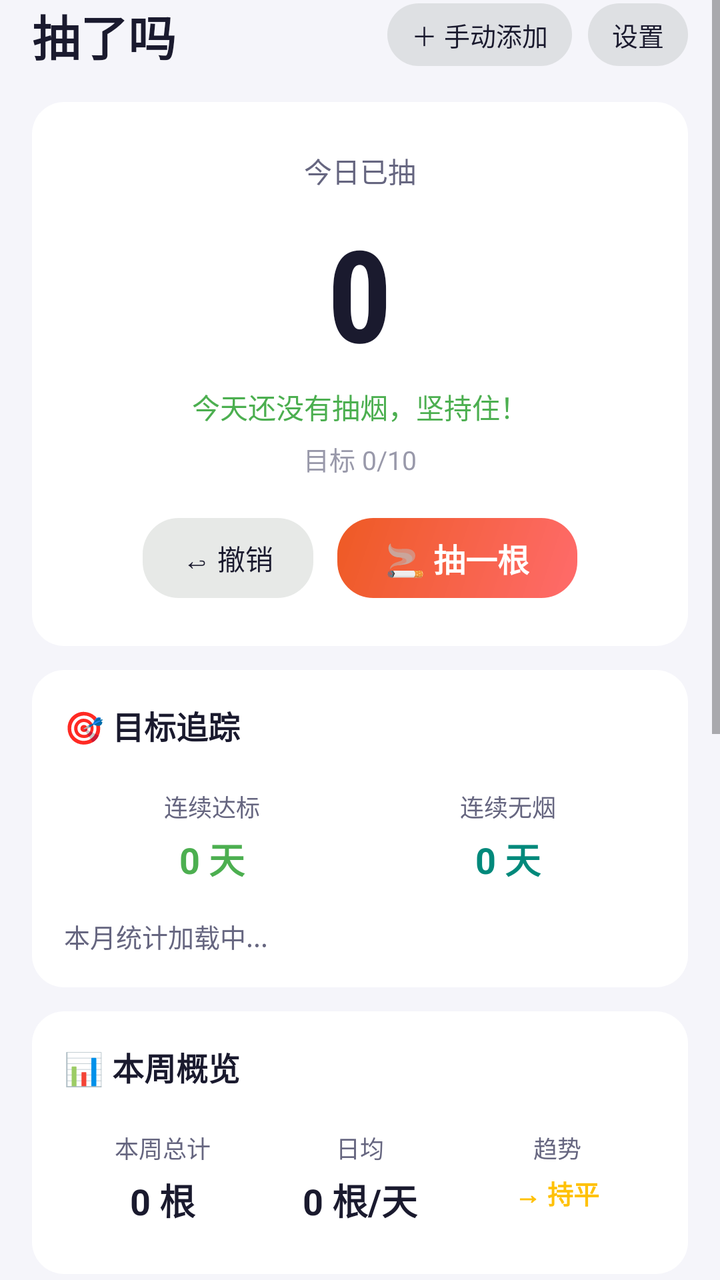
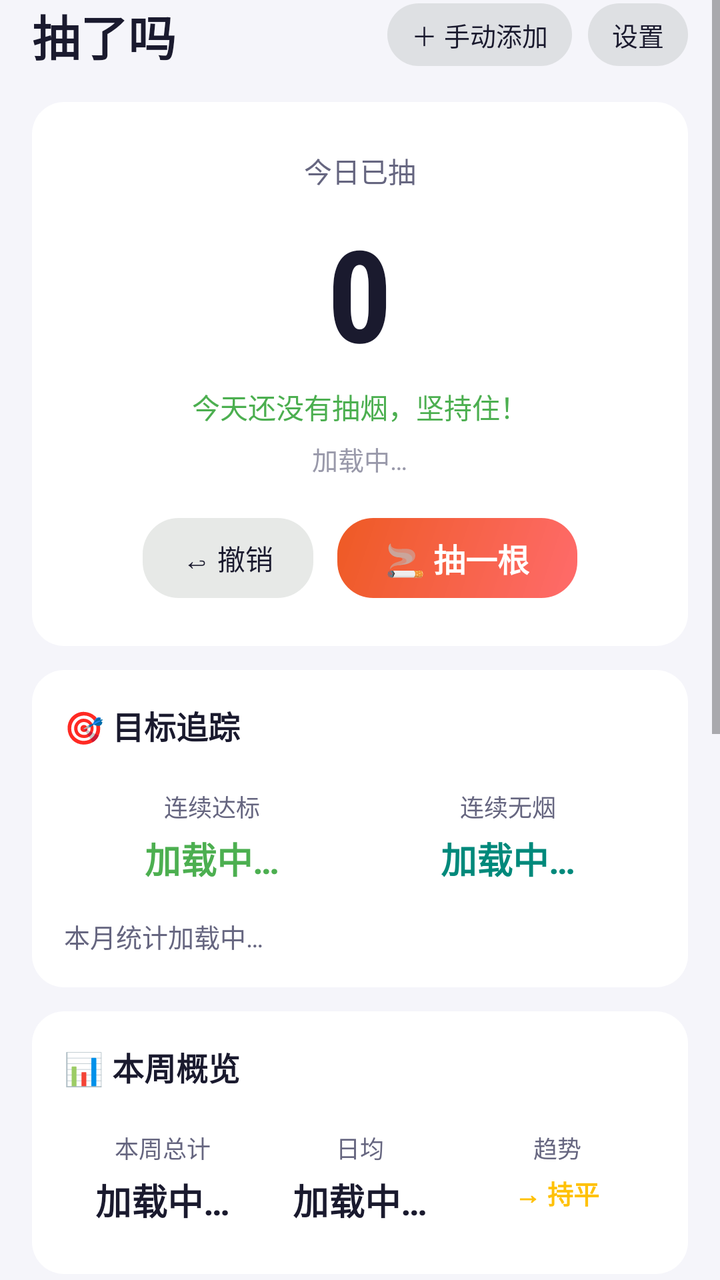

Compare the two renders of this Android layout. The source of the first and the diff that turns it into the second are given below.
<!-- AndroidManifest.xml: activity theme Theme.QuitSmoke -->
<!-- res/layout/activity_main.xml -->
<?xml version="1.0" encoding="utf-8"?>
<ScrollView xmlns:android="http://schemas.android.com/apk/res/android"
    android:layout_width="match_parent"
    android:layout_height="match_parent"
    android:background="@color/bg_main"
    android:fillViewport="true"
    android:clipToPadding="false">

    <LinearLayout
        android:layout_width="match_parent"
        android:layout_height="wrap_content"
        android:orientation="vertical"
        android:paddingStart="16dp"
        android:paddingEnd="16dp"
        android:paddingBottom="24dp">

        
        <LinearLayout
            android:layout_width="match_parent"
            android:layout_height="wrap_content"
            android:gravity="center_vertical"
            android:orientation="horizontal"
            android:fitsSystemWindows="true"
            android:paddingBottom="16dp">

            <TextView
                android:layout_width="0dp"
                android:layout_height="wrap_content"
                android:layout_weight="1"
                android:text="抽了吗"
                android:textColor="@color/text_primary"
                android:textSize="24sp"
                android:textStyle="bold" />

            <TextView
                android:id="@+id/btn_add_manual"
                android:layout_width="wrap_content"
                android:layout_height="wrap_content"
                android:background="@drawable/btn_undo_bg"
                android:paddingStart="12dp"
                android:paddingEnd="12dp"
                android:paddingTop="6dp"
                android:paddingBottom="6dp"
                android:text="＋ 手动添加"
                android:textColor="@color/text_primary"
                android:textSize="13sp"
                android:clickable="true"
                android:focusable="true" />

            <View
                android:layout_width="8dp"
                android:layout_height="0dp" />

            <TextView
                android:id="@+id/btn_settings"
                android:layout_width="wrap_content"
                android:layout_height="wrap_content"
                android:background="@drawable/btn_undo_bg"
                android:paddingStart="12dp"
                android:paddingEnd="12dp"
                android:paddingTop="6dp"
                android:paddingBottom="6dp"
                android:text="设置"
                android:textColor="@color/text_primary"
                android:textSize="13sp"
                android:clickable="true"
                android:focusable="true" />
        </LinearLayout>

        
        <LinearLayout
            android:layout_width="match_parent"
            android:layout_height="wrap_content"
            android:background="@drawable/card_background"
            android:gravity="center"
            android:orientation="vertical"
            android:padding="24dp"
            android:layout_marginBottom="12dp">

            <TextView
                android:layout_width="wrap_content"
                android:layout_height="wrap_content"
                android:text="今日已抽"
                android:textColor="@color/text_secondary"
                android:textSize="14sp" />

            <TextView
                android:id="@+id/tv_today_count"
                android:layout_width="wrap_content"
                android:layout_height="wrap_content"
                android:layout_marginTop="8dp"
                android:text="0"
                android:textColor="@color/text_primary"
                android:textSize="64sp"
                android:textStyle="bold"
                android:fontFamily="sans-serif-condensed" />

            <TextView
                android:id="@+id/tv_today_tip"
                android:layout_width="wrap_content"
                android:layout_height="wrap_content"
                android:layout_marginTop="4dp"
                android:text="今天还没有抽烟，坚持住！"
                android:textColor="@color/green_good"
                android:textSize="14sp" />

            <TextView
                android:id="@+id/tv_today_target"
                android:layout_width="wrap_content"
                android:layout_height="wrap_content"
                android:layout_marginTop="6dp"
                android:text="目标 0/10"
                android:textColor="@color/text_hint"
                android:textSize="13sp" />

            
            <LinearLayout
                android:layout_width="match_parent"
                android:layout_height="wrap_content"
                android:layout_marginTop="20dp"
                android:gravity="center"
                android:orientation="horizontal">

                
                <TextView
                    android:id="@+id/btn_undo"
                    android:layout_width="wrap_content"
                    android:layout_height="40dp"
                    android:background="@drawable/btn_undo_bg"
                    android:clickable="true"
                    android:focusable="true"
                    android:gravity="center"
                    android:paddingStart="20dp"
                    android:paddingEnd="20dp"
                    android:text="↩ 撤销"
                    android:textColor="@color/text_primary"
                    android:textSize="14sp" />

                <View
                    android:layout_width="12dp"
                    android:layout_height="0dp" />

                
                <TextView
                    android:id="@+id/btn_smoke_main"
                    android:layout_width="wrap_content"
                    android:layout_height="40dp"
                    android:background="@drawable/btn_smoke_bg"
                    android:clickable="true"
                    android:focusable="true"
                    android:gravity="center"
                    android:paddingStart="24dp"
                    android:paddingEnd="24dp"
                    android:text="🚬 抽一根"
                    android:textColor="#FFFFFF"
                    android:textSize="16sp"
                    android:textStyle="bold" />
            </LinearLayout>
        </LinearLayout>

        
        <LinearLayout
            android:layout_width="match_parent"
            android:layout_height="wrap_content"
            android:background="@drawable/card_background"
            android:orientation="vertical"
            android:padding="16dp"
            android:layout_marginBottom="12dp">

            <TextView
                android:layout_width="wrap_content"
                android:layout_height="wrap_content"
                android:text="🎯 目标追踪"
                android:textColor="@color/text_primary"
                android:textSize="16sp"
                android:textStyle="bold"
                android:layout_marginBottom="12dp" />

            <LinearLayout
                android:layout_width="match_parent"
                android:layout_height="wrap_content"
                android:orientation="horizontal">

                <LinearLayout
                    android:layout_width="0dp"
                    android:layout_height="wrap_content"
                    android:layout_weight="1"
                    android:gravity="center"
                    android:orientation="vertical"
                    android:padding="8dp">

                    <TextView
                        android:layout_width="wrap_content"
                        android:layout_height="wrap_content"
                        android:text="连续达标"
                        android:textColor="@color/text_secondary"
                        android:textSize="12sp" />

                    <TextView
                        android:id="@+id/tv_goal_streak"
                        android:layout_width="wrap_content"
                        android:layout_height="wrap_content"
                        android:layout_marginTop="4dp"
                        android:text="0 天"
                        android:textColor="@color/green_good"
                        android:textSize="18sp"
                        android:textStyle="bold" />
                </LinearLayout>

                <LinearLayout
                    android:layout_width="0dp"
                    android:layout_height="wrap_content"
                    android:layout_weight="1"
                    android:gravity="center"
                    android:orientation="vertical"
                    android:padding="8dp">

                    <TextView
                        android:layout_width="wrap_content"
                        android:layout_height="wrap_content"
                        android:text="连续无烟"
                        android:textColor="@color/text_secondary"
                        android:textSize="12sp" />

                    <TextView
                        android:id="@+id/tv_no_smoke_streak"
                        android:layout_width="wrap_content"
                        android:layout_height="wrap_content"
                        android:layout_marginTop="4dp"
                        android:text="0 天"
                        android:textColor="@color/teal_calm"
                        android:textSize="18sp"
                        android:textStyle="bold" />
                </LinearLayout>
            </LinearLayout>

            <TextView
                android:id="@+id/tv_month_summary"
                android:layout_width="match_parent"
                android:layout_height="wrap_content"
                android:layout_marginTop="8dp"
                android:text="本月统计加载中..."
                android:textColor="@color/text_secondary"
                android:textSize="13sp"
                android:lineSpacingExtra="3dp" />
        </LinearLayout>

        
        <LinearLayout
            android:layout_width="match_parent"
            android:layout_height="wrap_content"
            android:background="@drawable/card_background"
            android:orientation="vertical"
            android:padding="16dp"
            android:layout_marginBottom="12dp">

            <TextView
                android:layout_width="wrap_content"
                android:layout_height="wrap_content"
                android:text="📊 本周概览"
                android:textColor="@color/text_primary"
                android:textSize="16sp"
                android:textStyle="bold"
                android:layout_marginBottom="12dp" />

            <LinearLayout
                android:layout_width="match_parent"
                android:layout_height="wrap_content"
                android:orientation="horizontal">

                
                <LinearLayout
                    android:layout_width="0dp"
                    android:layout_height="wrap_content"
                    android:layout_weight="1"
                    android:gravity="center"
                    android:orientation="vertical"
                    android:padding="8dp">

                    <TextView
                        android:layout_width="wrap_content"
                        android:layout_height="wrap_content"
                        android:text="本周总计"
                        android:textColor="@color/text_secondary"
                        android:textSize="12sp" />

                    <TextView
                        android:id="@+id/tv_week_total"
                        android:layout_width="wrap_content"
                        android:layout_height="wrap_content"
                        android:layout_marginTop="4dp"
                        android:text="0 根"
                        android:textColor="@color/text_primary"
                        android:textSize="18sp"
                        android:textStyle="bold" />
                </LinearLayout>

                
                <LinearLayout
                    android:layout_width="0dp"
                    android:layout_height="wrap_content"
                    android:layout_weight="1"
                    android:gravity="center"
                    android:orientation="vertical"
                    android:padding="8dp">

                    <TextView
                        android:layout_width="wrap_content"
                        android:layout_height="wrap_content"
                        android:text="日均"
                        android:textColor="@color/text_secondary"
                        android:textSize="12sp" />

                    <TextView
                        android:id="@+id/tv_week_avg"
                        android:layout_width="wrap_content"
                        android:layout_height="wrap_content"
                        android:layout_marginTop="4dp"
                        android:text="0 根/天"
                        android:textColor="@color/text_primary"
                        android:textSize="18sp"
                        android:textStyle="bold" />
                </LinearLayout>

                
                <LinearLayout
                    android:layout_width="0dp"
                    android:layout_height="wrap_content"
                    android:layout_weight="1"
                    android:gravity="center"
                    android:orientation="vertical"
                    android:padding="8dp">

                    <TextView
                        android:layout_width="wrap_content"
                        android:layout_height="wrap_content"
                        android:text="趋势"
                        android:textColor="@color/text_secondary"
                        android:textSize="12sp" />

                    <TextView
                        android:id="@+id/tv_trend"
                        android:layout_width="wrap_content"
                        android:layout_height="wrap_content"
                        android:layout_marginTop="4dp"
                        android:text="→ 持平"
                        android:textColor="@color/yellow_warn"
                        android:textSize="13sp"
                        android:textStyle="bold" />
                </LinearLayout>
            </LinearLayout>
        </LinearLayout>

        
        <LinearLayout
            android:layout_width="match_parent"
            android:layout_height="wrap_content"
            android:background="@drawable/card_background"
            android:orientation="vertical"
            android:padding="16dp"
            android:layout_marginBottom="12dp">

            <TextView
                android:layout_width="wrap_content"
                android:layout_height="wrap_content"
                android:text="📈 最近7天趋势"
                android:textColor="@color/text_primary"
                android:textSize="16sp"
                android:textStyle="bold"
                android:layout_marginBottom="12dp" />

            
            <LinearLayout
                android:id="@+id/layout_bars"
                android:layout_width="match_parent"
                android:layout_height="wrap_content"
                android:gravity="bottom"
                android:orientation="horizontal"
                android:minHeight="160dp" />
        </LinearLayout>

        
        <LinearLayout
            android:layout_width="match_parent"
            android:layout_height="wrap_content"
            android:background="@drawable/card_background"
            android:orientation="vertical"
            android:padding="16dp"
            android:layout_marginBottom="12dp">

            <TextView
                android:layout_width="wrap_content"
                android:layout_height="wrap_content"
                android:text="💡 戒烟建议"
                android:textColor="@color/text_primary"
                android:textSize="16sp"
                android:textStyle="bold"
                android:layout_marginBottom="8dp" />

            <TextView
                android:id="@+id/tv_advice"
                android:layout_width="match_parent"
                android:layout_height="wrap_content"
                android:text="加载中..."
                android:textColor="@color/text_secondary"
                android:textSize="14sp"
                android:lineSpacingExtra="4dp" />
        </LinearLayout>

        
        <LinearLayout
            android:layout_width="match_parent"
            android:layout_height="wrap_content"
            android:background="@drawable/card_background"
            android:orientation="vertical"
            android:padding="16dp"
            android:layout_marginBottom="24dp">

            <TextView
                android:layout_width="wrap_content"
                android:layout_height="wrap_content"
                android:text="🫁 你知道吗"
                android:textColor="@color/text_primary"
                android:textSize="16sp"
                android:textStyle="bold"
                android:layout_marginBottom="8dp" />

            <TextView
                android:id="@+id/tv_motivation"
                android:layout_width="match_parent"
                android:layout_height="wrap_content"
                android:text="加载中..."
                android:textColor="@color/teal_calm"
                android:textSize="14sp"
                android:lineSpacingExtra="4dp"
                android:fontFamily="serif" />
        </LinearLayout>

    </LinearLayout>
</ScrollView>
<!-- resources referenced by this layout -->
<resources>
  <color name="bg_main">#F5F5FA</color>
  <color name="green_good">#4CAF50</color>
  <color name="teal_calm">#00897B</color>
  <color name="text_hint">#9999AA</color>
  <color name="text_primary">#1A1A2E</color>
  <color name="text_secondary">#666680</color>
  <color name="yellow_warn">#FFC107</color>
  <!-- drawable btn_smoke_bg (drawable) -->
  <?xml version="1.0" encoding="utf-8"?>
  <shape xmlns:android="http://schemas.android.com/apk/res/android"
      android:shape="rectangle">
      <gradient
          android:startColor="#FF6B6B"
          android:endColor="#EE5A24"
          android:angle="135" />
      <corners android:radius="18dp" />
  </shape>
  <!-- drawable btn_undo_bg (drawable) -->
  <?xml version="1.0" encoding="utf-8"?>
  <shape xmlns:android="http://schemas.android.com/apk/res/android"
      android:shape="rectangle">
      <solid android:color="@color/btn_secondary_bg" />
      <corners android:radius="18dp" />
  </shape>
  <!-- drawable card_background (drawable) -->
  <?xml version="1.0" encoding="utf-8"?>
  <shape xmlns:android="http://schemas.android.com/apk/res/android"
      android:shape="rectangle">
      <solid android:color="@color/card_bg" />
      <corners android:radius="16dp" />
  </shape>
  <style name="Theme.QuitSmoke" parent="Theme.MaterialComponents.DayNight.NoActionBar">
          <item name="colorPrimary">#FF6B6B</item>
          <item name="colorPrimaryVariant">#EE5A24</item>
          <item name="colorOnPrimary">#FFFFFF</item>
          <item name="colorSecondary">#4CAF50</item>
          <item name="colorSecondaryVariant">#66BB6A</item>
          <item name="colorOnSecondary">#FFFFFF</item>
          <item name="android:windowBackground">@color/bg_main</item>
          
          <item name="android:statusBarColor">@android:color/transparent</item>
          <item name="android:navigationBarColor">@color/nav_bar</item>
          <item name="android:windowTranslucentStatus">false</item>
          <item name="android:windowDrawsSystemBarBackgrounds">true</item>
      </style>
  <color name="btn_secondary_bg">#1A1A2E1A</color>
  <color name="card_bg">#FFFFFF</color>
  <color name="nav_bar">#F5F5FA</color>
</resources>

<!-- the commit's change to res/layout/activity_main.xml (unified diff, before → after) -->
@@ -27,7 +27,7 @@
                 android:layout_width="0dp"
                 android:layout_height="wrap_content"
                 android:layout_weight="1"
-                android:text="抽了吗"
+                android:text="@string/title_main"
                 android:textColor="@color/text_primary"
                 android:textSize="24sp"
                 android:textStyle="bold" />
@@ -41,7 +41,7 @@
                 android:paddingEnd="12dp"
                 android:paddingTop="6dp"
                 android:paddingBottom="6dp"
-                android:text="＋ 手动添加"
+                android:text="@string/btn_add_manual"
                 android:textColor="@color/text_primary"
                 android:textSize="13sp"
                 android:clickable="true"
@@ -60,7 +60,7 @@
                 android:paddingEnd="12dp"
                 android:paddingTop="6dp"
                 android:paddingBottom="6dp"
-                android:text="设置"
+                android:text="@string/btn_settings"
                 android:textColor="@color/text_primary"
                 android:textSize="13sp"
                 android:clickable="true"
@@ -80,7 +80,7 @@
             <TextView
                 android:layout_width="wrap_content"
                 android:layout_height="wrap_content"
-                android:text="今日已抽"
+                android:text="@string/today_smoked"
                 android:textColor="@color/text_secondary"
                 android:textSize="14sp" />
 
@@ -100,7 +100,7 @@
                 android:layout_width="wrap_content"
                 android:layout_height="wrap_content"
                 android:layout_marginTop="4dp"
-                android:text="今天还没有抽烟，坚持住！"
+                android:text="@string/today_tip_no_smoke"
                 android:textColor="@color/green_good"
                 android:textSize="14sp" />
 
@@ -109,7 +109,7 @@
                 android:layout_width="wrap_content"
                 android:layout_height="wrap_content"
                 android:layout_marginTop="6dp"
-                android:text="目标 0/10"
+                android:text="@string/loading"
                 android:textColor="@color/text_hint"
                 android:textSize="13sp" />
 
@@ -132,7 +132,7 @@
                     android:gravity="center"
                     android:paddingStart="20dp"
                     android:paddingEnd="20dp"
-                    android:text="↩ 撤销"
+                    android:text="@string/btn_undo"
                     android:textColor="@color/text_primary"
                     android:textSize="14sp" />
 
@@ -151,7 +151,7 @@
                     android:gravity="center"
                     android:paddingStart="24dp"
                     android:paddingEnd="24dp"
-                    android:text="🚬 抽一根"
+                    android:text="@string/btn_smoke"
                     android:textColor="#FFFFFF"
                     android:textSize="16sp"
                     android:textStyle="bold" />
@@ -170,7 +170,7 @@
             <TextView
                 android:layout_width="wrap_content"
                 android:layout_height="wrap_content"
-                android:text="🎯 目标追踪"
+                android:text="@string/section_goal_tracking"
                 android:textColor="@color/text_primary"
                 android:textSize="16sp"
                 android:textStyle="bold"
@@ -192,7 +192,7 @@
                     <TextView
                         android:layout_width="wrap_content"
                         android:layout_height="wrap_content"
-                        android:text="连续达标"
+                        android:text="@string/label_consecutive_target"
                         android:textColor="@color/text_secondary"
                         android:textSize="12sp" />
 
@@ -201,7 +201,7 @@
                         android:layout_width="wrap_content"
                         android:layout_height="wrap_content"
                         android:layout_marginTop="4dp"
-                        android:text="0 天"
+                        android:text="@string/loading"
                         android:textColor="@color/green_good"
                         android:textSize="18sp"
                         android:textStyle="bold" />
@@ -218,7 +218,7 @@
                     <TextView
                         android:layout_width="wrap_content"
                         android:layout_height="wrap_content"
-                        android:text="连续无烟"
+                        android:text="@string/label_consecutive_no_smoke"
                         android:textColor="@color/text_secondary"
                         android:textSize="12sp" />
 
@@ -227,7 +227,7 @@
                         android:layout_width="wrap_content"
                         android:layout_height="wrap_content"
                         android:layout_marginTop="4dp"
-                        android:text="0 天"
+                        android:text="@string/loading"
                         android:textColor="@color/teal_calm"
                         android:textSize="18sp"
                         android:textStyle="bold" />
@@ -239,7 +239,7 @@
                 android:layout_width="match_parent"
                 android:layout_height="wrap_content"
                 android:layout_marginTop="8dp"
-                android:text="本月统计加载中..."
+                android:text="@string/month_loading"
                 android:textColor="@color/text_secondary"
                 android:textSize="13sp"
                 android:lineSpacingExtra="3dp" />
@@ -257,7 +257,7 @@
             <TextView
                 android:layout_width="wrap_content"
                 android:layout_height="wrap_content"
-                android:text="📊 本周概览"
+                android:text="@string/section_week_overview"
                 android:textColor="@color/text_primary"
                 android:textSize="16sp"
                 android:textStyle="bold"
@@ -280,7 +280,7 @@
                     <TextView
                         android:layout_width="wrap_content"
                         android:layout_height="wrap_content"
-                        android:text="本周总计"
+                        android:text="@string/label_week_total"
                         android:textColor="@color/text_secondary"
                         android:textSize="12sp" />
 
@@ -289,7 +289,7 @@
                         android:layout_width="wrap_content"
                         android:layout_height="wrap_content"
                         android:layout_marginTop="4dp"
-                        android:text="0 根"
+                        android:text="@string/loading"
                         android:textColor="@color/text_primary"
                         android:textSize="18sp"
                         android:textStyle="bold" />
@@ -307,7 +307,7 @@
                     <TextView
                         android:layout_width="wrap_content"
                         android:layout_height="wrap_content"
-                        android:text="日均"
+                        android:text="@string/label_daily_avg"
                         android:textColor="@color/text_secondary"
                         android:textSize="12sp" />
 
@@ -316,7 +316,7 @@
                         android:layout_width="wrap_content"
                         android:layout_height="wrap_content"
                         android:layout_marginTop="4dp"
-                        android:text="0 根/天"
+                        android:text="@string/loading"
                         android:textColor="@color/text_primary"
                         android:textSize="18sp"
                         android:textStyle="bold" />
@@ -334,7 +334,7 @@
                     <TextView
                         android:layout_width="wrap_content"
                         android:layout_height="wrap_content"
-                        android:text="趋势"
+                        android:text="@string/label_trend"
                         android:textColor="@color/text_secondary"
                         android:textSize="12sp" />
 
@@ -343,7 +343,7 @@
                         android:layout_width="wrap_content"
                         android:layout_height="wrap_content"
                         android:layout_marginTop="4dp"
-                        android:text="→ 持平"
+                        android:text="@string/trend_flat"
                         android:textColor="@color/yellow_warn"
                         android:textSize="13sp"
                         android:textStyle="bold" />
@@ -363,7 +363,7 @@
             <TextView
                 android:layout_width="wrap_content"
                 android:layout_height="wrap_content"
-                android:text="📈 最近7天趋势"
+                android:text="@string/section_7day_trend"
                 android:textColor="@color/text_primary"
                 android:textSize="16sp"
                 android:textStyle="bold"
@@ -391,7 +391,7 @@
             <TextView
                 android:layout_width="wrap_content"
                 android:layout_height="wrap_content"
-                android:text="💡 戒烟建议"
+                android:text="@string/section_advice"
                 android:textColor="@color/text_primary"
                 android:textSize="16sp"
                 android:textStyle="bold"
@@ -401,7 +401,7 @@
                 android:id="@+id/tv_advice"
                 android:layout_width="match_parent"
                 android:layout_height="wrap_content"
-                android:text="加载中..."
+                android:text="@string/loading"
                 android:textColor="@color/text_secondary"
                 android:textSize="14sp"
                 android:lineSpacingExtra="4dp" />
@@ -419,7 +419,7 @@
             <TextView
                 android:layout_width="wrap_content"
                 android:layout_height="wrap_content"
-                android:text="🫁 你知道吗"
+                android:text="@string/section_motivation"
                 android:textColor="@color/text_primary"
                 android:textSize="16sp"
                 android:textStyle="bold"
@@ -429,7 +429,7 @@
                 android:id="@+id/tv_motivation"
                 android:layout_width="match_parent"
                 android:layout_height="wrap_content"
-                android:text="加载中..."
+                android:text="@string/loading"
                 android:textColor="@color/teal_calm"
                 android:textSize="14sp"
                 android:lineSpacingExtra="4dp"
<!-- resource entries referenced after the edit -->
@@ -31,6 +31,26 @@
       <solid android:color="@color/card_bg" />
       <corners android:radius="16dp" />
   </shape>
+  <string name="btn_add_manual">＋ 手动添加</string>
+  <string name="btn_settings">设置</string>
+  <string name="btn_smoke">🚬 抽一根</string>
+  <string name="btn_undo">↩ 撤销</string>
+  <string name="label_consecutive_no_smoke">连续无烟</string>
+  <string name="label_consecutive_target">连续达标</string>
+  <string name="label_daily_avg">日均</string>
+  <string name="label_trend">趋势</string>
+  <string name="label_week_total">本周总计</string>
+  <string name="loading">加载中…</string>
+  <string name="month_loading">本月统计加载中…</string>
+  <string name="section_7day_trend">📈 最近7天趋势</string>
+  <string name="section_advice">💡 戒烟建议</string>
+  <string name="section_goal_tracking">🎯 目标追踪</string>
+  <string name="section_motivation">🫁 你知道吗</string>
+  <string name="section_week_overview">📊 本周概览</string>
+  <string name="title_main">抽了吗</string>
+  <string name="today_smoked">今日已抽</string>
+  <string name="today_tip_no_smoke">今天还没有抽烟，坚持住！</string>
+  <string name="trend_flat">→ 持平</string>
   <style name="Theme.QuitSmoke" parent="Theme.MaterialComponents.DayNight.NoActionBar">
           <item name="colorPrimary">#FF6B6B</item>
           <item name="colorPrimaryVariant">#EE5A24</item>
@@ -40,13 +60,14 @@
           <item name="colorOnSecondary">#FFFFFF</item>
           <item name="android:windowBackground">@color/bg_main</item>
           
-          <item name="android:statusBarColor">@android:color/transparent</item>
+          <item name="android:statusBarColor">@color/status_bar</item>
           <item name="android:navigationBarColor">@color/nav_bar</item>
           <item name="android:windowTranslucentStatus">false</item>
           <item name="android:windowDrawsSystemBarBackgrounds">true</item>
       </style>
   <color name="btn_secondary_bg">#1A1A2E1A</color>
   <color name="card_bg">#FFFFFF</color>
+  <color name="status_bar">#F5F5FA</color>
   <color name="nav_bar">#F5F5FA</color>
 </resources>
 
